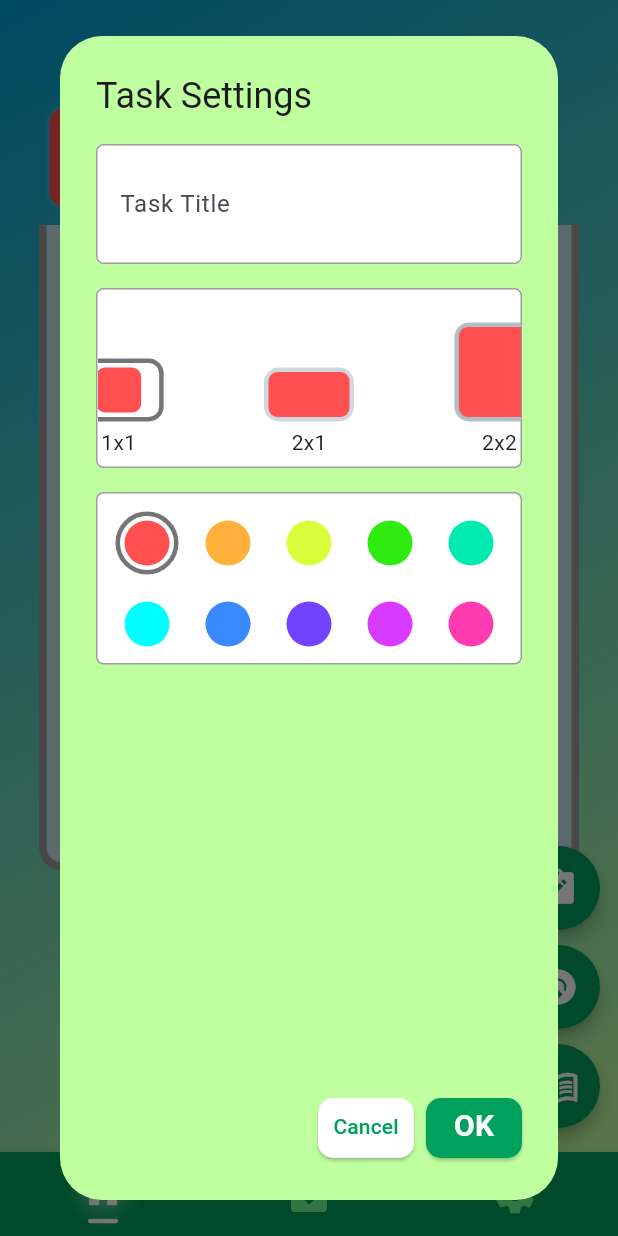
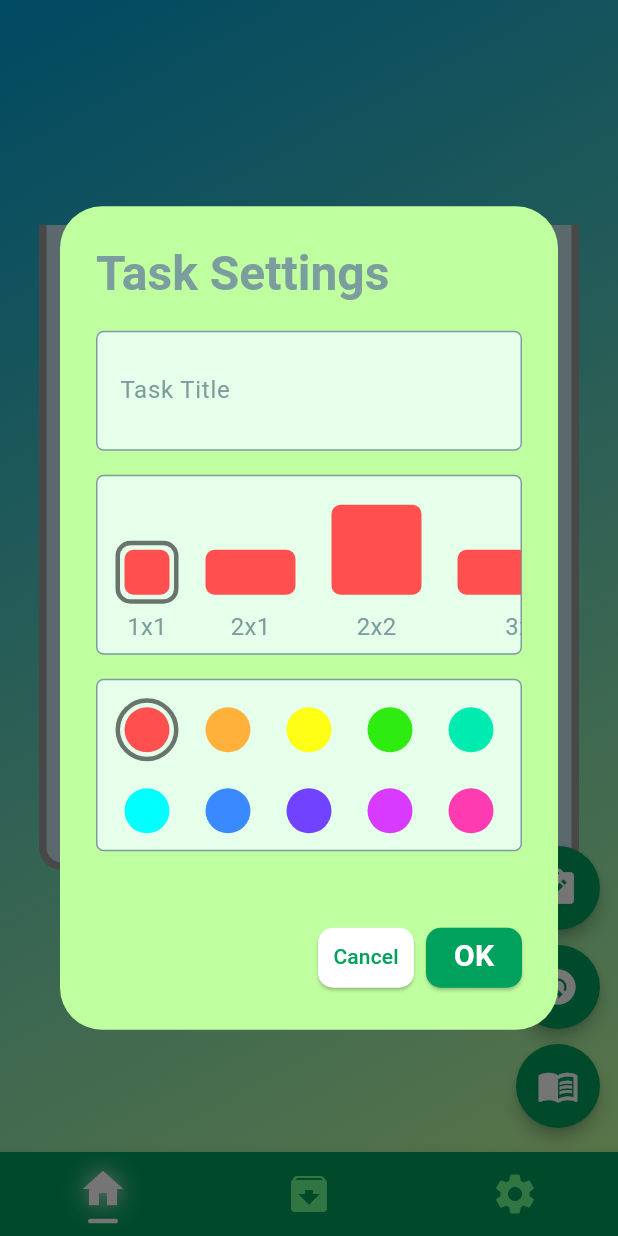
Before and after one commit to shogoisaji/tumitas, a Flutter app: the screen it shows after launch, after a tap on the "menu book" icon, after a tap on the "note alt" icon, on a phone screen of 412 x 824 dp. Run offline on Flutter 3.47's test engine with Material 3 defaults, Android fonts, the light colour scheme and no system bars.

Commit message:
⚡️ block setting ok

```diff
--- a/lib/pages/play_page.dart
+++ b/lib/pages/play_page.dart
@@ -1,7 +1,6 @@
 import 'package:flutter/material.dart';
 import 'package:tumitas/models/block.dart';
 import 'package:tumitas/models/bucket.dart';
-import 'package:tumitas/widgets/block_type_dropdown.dart';
 import 'package:tumitas/widgets/multi_floating_buttom.dart';
 import 'package:tumitas/widgets/play_space_widget.dart';
 
@@ -13,13 +12,8 @@ class PlayPage extends StatefulWidget {
 }
 
 class _PlayPageState extends State<PlayPage> with TickerProviderStateMixin {
-  final TextEditingController _textController = TextEditingController();
   String nextBlockTitle = '';
-  double nextBlockPosition = 0.0;
-  double blockCoordinateX = 0.0;
-  BlockType selectedBlockType = BlockType.block1x1;
-  bool isShowNextBlock = true;
-  bool isShowSwipeDownAnimation = false;
+  Block? nextSettingBlock;
 
   Bucket bucket = Bucket(
       bucketTitle: 'Bucket Title',
@@ -28,22 +22,15 @@ class _PlayPageState extends State<PlayPage> with TickerProviderStateMixin {
       bucketIntoBlock: [],
       bucketMaxPosition: []);
 
-  @override
-  void dispose() {
-    _textController.dispose();
-    super.dispose();
-  }
-
-  void _blockTypeSelect(BlockType? type) {
-    setState(() {
-      selectedBlockType = type ?? BlockType.block1x1;
-    });
-    print(selectedBlockType);
-  }
-
   void _handleSubmitted(String newTitle) {
     setState(() {
       nextBlockTitle = newTitle;
+    });
+  }
+
+  void _handleSetBlock(Block block) {
+    setState(() {
+      nextSettingBlock = block;
     });
   }
 
@@ -59,41 +46,9 @@ class _PlayPageState extends State<PlayPage> with TickerProviderStateMixin {
                 children: [
                   PlaySpaceWidget(
                     bucket: bucket,
-                    selectedBlockType: selectedBlockType,
                     nextBlockTitle: nextBlockTitle,
+                    nextSettingBlock: nextSettingBlock,
                   ),
-                  Container(
-                      width: 250,
-                      color: Colors.green[200],
-                      child: Column(
-                        children: [
-                          BlockTypeDropdownWidget(
-                            initValue: selectedBlockType,
-                            onSelected: _blockTypeSelect,
-                          ),
-                          // ElevatedButton(
-                          //     onPressed: () {
-                          //       showDialog(
-                          //         context: context,
-                          //         builder: (_) => TaskTitleDialog(
-                          //           TextEditingController(text: nextBlockTitle),
-                          //           onSubmitted: _handleSubmitted,
-                          //         ),
-                          //       );
-                          //     },
-                          //     child: const Text('Task', style: TextStyle(fontSize: 20))),
-                          ElevatedButton(
-                              onPressed: () {
-                                // bucket.getMaxPosition();
-                              },
-                              child: const Text('getP', style: TextStyle(fontSize: 20))),
-                          ElevatedButton(
-                              onPressed: () {
-                                _blockTypeSelect(BlockType.block2x2);
-                              },
-                              child: const Text('newB', style: TextStyle(fontSize: 20))),
-                        ],
-                      )),
                 ],
               ),
             ),
@@ -103,6 +58,7 @@ class _PlayPageState extends State<PlayPage> with TickerProviderStateMixin {
             right: 10,
             child: MultiFloatingBottom(
               onSubmittedText: _handleSubmitted,
+              onSetBlock: _handleSetBlock,
             ),
           )
         ],
--- a/lib/theme/theme.dart
+++ b/lib/theme/theme.dart
@@ -8,6 +8,7 @@ class MyTheme {
   static const Color green5 = Color(0xffc0ff9f);
   static const Color grey1 = Color(0xff7c9d9d);
   static const Color grey2 = Color(0xffc7e2eb);
+  static const Color grey3 = Color(0xffe5ffeb);
   static const Color blue1 = Color(0xff4040ff);
   static const Color blue2 = Color(0xff00a0d6);
   static const Color red = Color(0xffeb5c5c);
@@ -15,7 +16,7 @@ class MyTheme {
   // block color
   static const Color fieryRed = Color(0xffff4f4f);
   static const Color sunsetOrange = Color(0xffffb13b);
-  static const Color lemonYellow = Color(0xffd8ff3b);
+  static const Color lemonYellow = Color(0xffffff15);
   static const Color brightGreen = Color(0xff2eeb10);
   static const Color mintGreen = Color(0xff00ebb0);
   static const Color skyBlue = Color(0xff00ffff);
--- a/lib/widgets/block_type_dropdown.dart
+++ b/lib/widgets/block_type_dropdown.dart
@@ -11,11 +11,10 @@ class BlockTypeDropdownWidget extends StatefulWidget {
   });
 
   @override
-  _WordsCountDropdownWidgetState createState() =>
-      _WordsCountDropdownWidgetState();
+  State<BlockTypeDropdownWidget> createState() => _BlockTypeDropdownWidgetState();
 }
 
-class _WordsCountDropdownWidgetState extends State<BlockTypeDropdownWidget> {
+class _BlockTypeDropdownWidgetState extends State<BlockTypeDropdownWidget> {
   late BlockType selectedType;
 
   @override
@@ -34,8 +33,7 @@ class _WordsCountDropdownWidgetState extends State<BlockTypeDropdownWidget> {
         });
         widget.onSelected(newValue);
       },
-      items:
-          BlockType.values.map<DropdownMenuItem<BlockType>>((BlockType type) {
+      items: BlockType.values.map<DropdownMenuItem<BlockType>>((BlockType type) {
         return DropdownMenuItem<BlockType>(
           value: type,
           child: Center(child: Text(type.toString().split('block')[1])),
--- a/lib/widgets/block_widget.dart
+++ b/lib/widgets/block_widget.dart
@@ -4,7 +4,7 @@ import 'package:tumitas/models/block.dart';
 
 class BlockWidget extends StatelessWidget {
   final Block block;
-  final double titleFontSize = 12;
+  final double titleFontSize = 14;
   const BlockWidget(
     this.block, {
     super.key,
@@ -30,7 +30,7 @@ class BlockWidget extends StatelessWidget {
                 color: Colors.white.withOpacity(0.2),
                 spreadRadius: 0.5,
                 blurRadius: 2,
-                offset: const Offset(0, 0), // changes position of shadow
+                offset: const Offset(0, 0),
               ),
             ],
           ),
--- a/lib/widgets/multi_floating_buttom.dart
+++ b/lib/widgets/multi_floating_buttom.dart
@@ -1,11 +1,13 @@
 import 'package:flutter/material.dart';
+import 'package:tumitas/models/block.dart';
 import 'package:tumitas/theme/theme.dart';
 import 'package:tumitas/widgets/task_block_dialog.dart';
 
 class MultiFloatingBottom extends StatefulWidget {
   final Function(String) onSubmittedText;
+  final Function(Block) onSetBlock;
 
-  const MultiFloatingBottom({super.key, required this.onSubmittedText});
+  const MultiFloatingBottom({super.key, required this.onSubmittedText, required this.onSetBlock});
 
   @override
   State<MultiFloatingBottom> createState() => _MultiFloatingBottomState();
@@ -22,6 +24,12 @@ class _MultiFloatingBottomState extends State<MultiFloatingBottom> {
     });
   }
 
+  void _handleSetBlock(Block block) {
+    setState(() {
+      widget.onSetBlock(block);
+    });
+  }
+
   @override
   Widget build(BuildContext context) {
     List<Map<String, dynamic>> floatingButtonList = [
@@ -32,6 +40,11 @@ class _MultiFloatingBottomState extends State<MultiFloatingBottom> {
             context: context,
             builder: (_) => TaskBlockDialog(
               TextEditingController(),
+              onSetting: (Block block) {
+                setState(() {
+                  _handleSetBlock(block);
+                });
+              },
               onSubmitted: _handleSubmitted,
             ),
           );
--- a/lib/widgets/play_space_widget.dart
+++ b/lib/widgets/play_space_widget.dart
@@ -1,5 +1,3 @@
-import 'dart:math';
-
 import 'package:flutter/material.dart';
 import 'package:tumitas/animations/shake_animation.dart';
 import 'package:tumitas/config/config.dart';
@@ -10,14 +8,14 @@ import 'package:tumitas/widgets/bucket_widget.dart';
 
 class PlaySpaceWidget extends StatefulWidget {
   final Bucket bucket;
-  final BlockType selectedBlockType;
   final String nextBlockTitle;
+  final Block? nextSettingBlock;
 
   const PlaySpaceWidget({
     Key? key,
     required this.bucket,
-    required this.selectedBlockType,
     required this.nextBlockTitle,
+    required this.nextSettingBlock,
   }) : super(key: key);
 
   @override
@@ -27,10 +25,9 @@ class PlaySpaceWidget extends StatefulWidget {
 class _PlaySpaceWidgetState extends State<PlaySpaceWidget> with TickerProviderStateMixin {
   late AnimationController _shakeAnimationController;
   late AnimationController _swipeDownAnimationController;
-  late Block nextBlock;
   double blockCoordinateX = 0.0;
-  bool isShowNextBlock = false;
   bool isShowSwipeDownAnimation = false;
+  Block? nextBlock;
 
   @override
   void initState() {
@@ -43,15 +40,17 @@ class _PlaySpaceWidgetState extends State<PlaySpaceWidget> with TickerProviderSt
       vsync: this,
       duration: const Duration(milliseconds: 1000),
     );
-    _generateNewBlock();
+    nextBlock = widget.nextSettingBlock;
   }
 
-// selectedBlockTypeの変更を監視
+// nextSettingBlockの変更を監視
   @override
   void didUpdateWidget(PlaySpaceWidget oldWidget) {
     super.didUpdateWidget(oldWidget);
-    if (widget.selectedBlockType != oldWidget.selectedBlockType || widget.nextBlockTitle != oldWidget.nextBlockTitle) {
-      _generateNewBlock();
+    if (widget.nextSettingBlock != oldWidget.nextSettingBlock) {
+      setState(() {
+        nextBlock = widget.nextSettingBlock;
+      });
     }
   }
 
@@ -62,32 +61,21 @@ class _PlaySpaceWidgetState extends State<PlaySpaceWidget> with TickerProviderSt
     super.dispose();
   }
 
-  void _generateNewBlock() {
-    setState(() {
-      isShowNextBlock = true;
-      blockCoordinateX = 0.0;
-      nextBlock = Block(
-        blockColorList[Random().nextInt(blockColorList.length)],
-        widget.selectedBlockType,
-        widget.nextBlockTitle,
-        'nextBlockDescription',
-      );
-    });
-  }
-
   void _setNextBlockPosition() {
+    if (nextBlock == null) return;
     setState(() {
       blockCoordinateX = ((blockCoordinateX + oneBlockSize / 2) ~/ oneBlockSize) * oneBlockSize;
       if (blockCoordinateX >
-          widget.bucket.bucketSizeCells.x * oneBlockSize - nextBlock.blockType.blockSize.x * oneBlockSize) {
+          widget.bucket.bucketSizeCells.x * oneBlockSize - nextBlock!.blockType.blockSize.x * oneBlockSize) {
         blockCoordinateX =
-            widget.bucket.bucketSizeCells.x * oneBlockSize - nextBlock.blockType.blockSize.x * oneBlockSize;
+            widget.bucket.bucketSizeCells.x * oneBlockSize - nextBlock!.blockType.blockSize.x * oneBlockSize;
       }
     });
   }
 
   void _onSwipeDown() {
-    final addAvailable = widget.bucket.addNewBlock(nextBlock, blockCoordinateX ~/ oneBlockSize);
+    if (nextBlock == null) return;
+    final addAvailable = widget.bucket.addNewBlock(nextBlock!, blockCoordinateX ~/ oneBlockSize);
     if (!addAvailable) {
       _shakeAnimationController.repeat();
       Future.delayed(const Duration(milliseconds: 500), () {
@@ -96,19 +84,10 @@ class _PlaySpaceWidgetState extends State<PlaySpaceWidget> with TickerProviderSt
       return;
     }
     setState(() {
-      isShowNextBlock = false;
-      isShowSwipeDownAnimation = true;
+      nextBlock = null;
     });
     _swipeDownAnimationController.forward();
-    Future.delayed(const Duration(seconds: 1), () {
-      setState(() {
-        isShowSwipeDownAnimation = false;
-        _generateNewBlock();
-      });
-    });
-    isShowNextBlock = false;
     debugPrint('swipe down');
-    // nextBlockTitle = '';
   }
 
   @override
@@ -120,18 +99,17 @@ class _PlaySpaceWidgetState extends State<PlaySpaceWidget> with TickerProviderSt
         Container(
           width: oneBlockSize * widget.bucket.bucketSizeCells.x,
           height: oneBlockSize * 2,
-          // color: Colors.black12, // 確認用
           margin: const EdgeInsets.only(bottom: 10),
           child: Stack(
             children: [
-              isShowNextBlock
+              nextBlock != null
                   ? Positioned(
                       bottom: 0,
                       left: blockCoordinateX,
                       child: ShakeAnimation(
                         animationController: _shakeAnimationController,
                         child: BlockWidget(
-                          nextBlock,
+                          nextBlock!,
                         ),
                       ))
                   : Container(),
@@ -141,6 +119,7 @@ class _PlaySpaceWidgetState extends State<PlaySpaceWidget> with TickerProviderSt
                 child: Draggable(
                     data: 1,
                     onDragUpdate: (details) {
+                      if (nextBlock == null) return;
                       setState(
                         () {
                           blockCoordinateX += details.delta.dx;
@@ -148,9 +127,9 @@ class _PlaySpaceWidgetState extends State<PlaySpaceWidget> with TickerProviderSt
                             blockCoordinateX = 0;
                           } else if (blockCoordinateX >
                               widget.bucket.bucketSizeCells.x * oneBlockSize -
-                                  nextBlock.blockType.blockSize.x * oneBlockSize) {
+                                  nextBlock!.blockType.blockSize.x * oneBlockSize) {
                             blockCoordinateX = widget.bucket.bucketSizeCells.x * oneBlockSize -
-                                nextBlock.blockType.blockSize.x * oneBlockSize;
+                                nextBlock!.blockType.blockSize.x * oneBlockSize;
                           }
                         },
                       );
@@ -163,15 +142,15 @@ class _PlaySpaceWidgetState extends State<PlaySpaceWidget> with TickerProviderSt
                     feedback: Container(color: Colors.transparent),
                     child: GestureDetector(
                         onVerticalDragUpdate: (details) {
-                          if (details.delta.dy > 5 && isShowNextBlock) {
+                          if (details.delta.dy > 5) {
                             setState(() {});
                             _onSwipeDown();
                           }
                         },
-                        child: isShowNextBlock
+                        child: nextBlock != null
                             ? Container(
-                                width: nextBlock.blockType.blockSize.x * oneBlockSize,
-                                height: nextBlock.blockType.blockSize.y * oneBlockSize,
+                                width: nextBlock!.blockType.blockSize.x * oneBlockSize,
+                                height: nextBlock!.blockType.blockSize.y * oneBlockSize,
                                 color: Colors.transparent,
                               )
                             : Container())),
--- a/lib/widgets/task_block_dialog.dart
+++ b/lib/widgets/task_block_dialog.dart
@@ -1,5 +1,3 @@
-import 'dart:math';
-
 import 'package:flutter/material.dart';
 import 'package:tumitas/config/config.dart';
 import 'package:tumitas/models/block.dart';
@@ -7,92 +5,86 @@ import 'package:tumitas/theme/theme.dart';
 
 class TaskBlockDialog extends StatefulWidget {
   final TextEditingController _textController;
+  final Function(Block) onSetting;
   final Function(String) onSubmitted;
 
-  const TaskBlockDialog(this._textController, {Key? key, required this.onSubmitted}) : super(key: key);
+  const TaskBlockDialog(this._textController, {Key? key, required this.onSubmitted, required this.onSetting})
+      : super(key: key);
 
   @override
-  _TaskBlockDialogState createState() => _TaskBlockDialogState();
+  State<TaskBlockDialog> createState() => _TaskBlockDialogState();
 }
 
 class _TaskBlockDialogState extends State<TaskBlockDialog> {
+  final Color fillColor = MyTheme.grey3;
   BlockType _selectedBlockType = BlockType.block1x1;
   int _selectedColorIndex = 0;
   List<Color> randomColorList = [];
 
-  // void setRandomColorList() {
-  //   int rand = Random().nextInt(blockColorList.length);
-  //   for (int i = 0; i < BlockType.values.length; i++) {
-  //     int newColorIndex = (i + rand) % blockColorList.length;
-  //     randomColorList.add(blockColorList[newColorIndex]);
-  //   }
-  // }
-
-  // @override
-  // void initState() {
-  //   super.initState();
-  //   setRandomColorList();
-  // }
-
   @override
   Widget build(BuildContext context) {
     return AlertDialog(
-      title: const Text('Task Settings'),
+      title: const Text('Task Settings',
+          style: TextStyle(color: MyTheme.grey1, fontWeight: FontWeight.bold, fontSize: 32)),
       backgroundColor: MyTheme.green5,
-      content: Container(
-        // color: Colors.white,
+      content: SizedBox(
+        height: 370,
         width: MediaQuery.of(context).size.width * 0.8,
         child: Column(
           children: [
             TextField(
               controller: widget._textController,
-              decoration: const InputDecoration(
-                enabledBorder: OutlineInputBorder(
+              decoration: InputDecoration(
+                enabledBorder: const OutlineInputBorder(
                   borderRadius: BorderRadius.all(Radius.circular(5)),
-                  borderSide: BorderSide(color: Colors.grey, width: 1),
+                  borderSide: BorderSide(color: MyTheme.grey1, width: 1),
                 ),
                 labelText: 'Task Title',
-                fillColor: Colors.white,
+                labelStyle: const TextStyle(color: MyTheme.grey1),
+                fillColor: fillColor,
                 filled: true,
               ),
               maxLines: 2,
             ),
             Container(
                 decoration: BoxDecoration(
-                color: Colors.white,
+                  color: fillColor,
                   borderRadius: BorderRadius.circular(5),
-                border: Border.all(color: Colors.grey, width: 1),
+                  border: Border.all(color: MyTheme.grey1, width: 1),
                 ),
                 height: 120,
                 width: double.infinity,
                 margin: const EdgeInsets.only(top: 16),
-              child: PageView.builder(
-                controller: PageController(initialPage: 1, viewportFraction: 0.45),
-                itemCount: BlockType.values.length,
-                itemBuilder: (context, index) {
-                  return Column(
+                child: SingleChildScrollView(
+                  scrollDirection: Axis.horizontal,
+                  child: Row(
+                    children: [
+                      for (int i = 0; i < BlockType.values.length; i++)
+                        Padding(
+                          padding: i != BlockType.values.length - 1
+                              ? const EdgeInsets.only(left: 12.0)
+                              : const EdgeInsets.symmetric(horizontal: 12.0),
+                          child: Column(
                             mainAxisAlignment: MainAxisAlignment.end,
                             children: [
                               Container(
-                        width: 60,
                                 decoration: BoxDecoration(
-                          color: Colors.blueGrey[100 * index],
                                   borderRadius: BorderRadius.circular(10),
-                          border: _selectedBlockType == BlockType.values[index]
+                                  border: _selectedBlockType == BlockType.values[i]
                                       ? Border.all(color: Colors.black54, width: 3)
-                              : null,
+                                      : Border.all(color: Colors.transparent, width: 3),
                                 ),
                                 padding: const EdgeInsets.all(3),
                                 child: GestureDetector(
                                   onTap: () {
                                     setState(() {
-                              _selectedBlockType = BlockType.values[index];
+                                      _selectedBlockType = BlockType.values[i];
                                     });
                                   },
                                   child: Align(
                                     child: Container(
-                              width: BlockType.values[index].blockSize.x * 30,
-                              height: BlockType.values[index].blockSize.y * 30,
+                                      width: BlockType.values[i].blockSize.x * 30,
+                                      height: BlockType.values[i].blockSize.y * 30,
                                       decoration: BoxDecoration(
                                         color: blockColorList[_selectedColorIndex],
                                         borderRadius: BorderRadius.circular(6),
@@ -102,18 +94,20 @@ class _TaskBlockDialogState extends State<TaskBlockDialog> {
                                 ),
                               ),
                               const SizedBox(height: 4),
-                      Text('${BlockType.values[index].blockSize.x}x${BlockType.values[index].blockSize.y}'),
+                              Text('${BlockType.values[i].blockSize.x}x${BlockType.values[i].blockSize.y}',
+                                  style: const TextStyle(color: MyTheme.grey1, fontSize: 16)),
                               const SizedBox(height: 6),
                             ],
-                  );
-                },
                           ),
                         ),
+                    ],
+                  ),
+                )),
             Container(
               decoration: BoxDecoration(
-                color: Colors.white,
+                color: fillColor,
                 borderRadius: BorderRadius.circular(5),
-                border: Border.all(color: Colors.grey, width: 1),
+                border: Border.all(color: MyTheme.grey1, width: 1),
               ),
               height: 115,
               width: double.infinity,
@@ -142,7 +136,6 @@ class _TaskBlockDialogState extends State<TaskBlockDialog> {
                         },
                         child: Container(
                           width: 30,
-                          // height: 30,
                           decoration: BoxDecoration(
                             color: blockColorList[index],
                             shape: BoxShape.circle,
@@ -171,7 +164,8 @@ class _TaskBlockDialogState extends State<TaskBlockDialog> {
         ),
         ElevatedButton(
           onPressed: () {
-            // onSubmitted(_textController.text);
+            widget.onSetting(
+                Block(blockColorList[_selectedColorIndex], _selectedBlockType, widget._textController.text, ""));
             Navigator.pop(context);
           },
           style: ElevatedButton.styleFrom(
@@ -187,85 +181,3 @@ class _TaskBlockDialogState extends State<TaskBlockDialog> {
     );
   }
 }
-//   final TextEditingController _textController;
-//   final Function(String) onSubmitted;
-
-//   const TaskBlockDialog(this._textController, {Key? key, required this.onSubmitted}) : super(key: key);
-
-
-//   @override
-//   Widget build(BuildContext context) {
-//     return AlertDialog(
-//       // icon: const Icon(
-//       //   Icons.note_alt_outlined,
-//       //   size: 28,
-//       // ),
-//       title: const Text('Task Settings'),
-//       // shape: const RoundedRectangleBorder(borderRadius: BorderRadius.zero),
-//       backgroundColor: MyTheme.green5,
-//       content: Container(
-//         color: Colors.white,
-//         width: MediaQuery.of(context).size.width * 0.8,
-//         // constraints: const BoxConstraints(minWidth: 300, maxWidth: 300),
-//         child: Column(
-//           children: [
-//             TextField(
-//               controller: _textController,
-//               decoration: const InputDecoration(
-//                 border: OutlineInputBorder(),
-//                 labelText: 'Task',
-//               ),
-//               maxLines: 2,
-//             ),
-//             SizedBox(
-//                 height: 100,
-//                 width: double.infinity,
-//                 child: PageView.builder(
-//                   controller: PageController(viewportFraction: 0.5),
-//                   itemCount: BlockType.values.length,
-//                   itemBuilder: (context, index) {
-//                     return Align(
-//                       child: Container(
-//                         width: BlockType.values[index].blockSize.x * 30,
-//                         height: BlockType.values[index].blockSize.y * 30,
-//                         decoration: BoxDecoration(
-//                           color: Colors.blue,
-//                           borderRadius: BorderRadius.circular(6),
-//                         ),
-//                       ),
-//                     );
-//                   },
-//                 )),
-//           ],
-//         ),
-//       ),
-//       actions: [
-//         ElevatedButton(
-//           onPressed: () => Navigator.pop(context),
-//           style: ElevatedButton.styleFrom(
-//             padding: const EdgeInsets.only(bottom: 2, left: 8, right: 8),
-//             shape: const RoundedRectangleBorder(
-//               borderRadius: BorderRadius.all(Radius.circular(10)),
-//             ),
-//             backgroundColor: Colors.white,
-//           ),
-//           child: const Text('Cancel', style: TextStyle(color: MyTheme.green1)),
-//         ),
-//         ElevatedButton(
-//           onPressed: () {
-//             onSubmitted(_textController.text);
-//             Navigator.pop(context);
-//           },
-//           style: ElevatedButton.styleFrom(
-//             padding: const EdgeInsets.only(bottom: 2, left: 8, right: 8),
-//             shape: const RoundedRectangleBorder(
-//               borderRadius: BorderRadius.all(Radius.circular(10)),
-//             ),
-//             backgroundColor: MyTheme.green1,
-//           ),
-//           child: const Text('OK', style: TextStyle(color: Colors.white, fontWeight: FontWeight.bold, fontSize: 20)),
-//         ),
-//       ],
-//     );
-//   }
-// }
```
Lines whose indentation alone changed are shown as unchanged.
